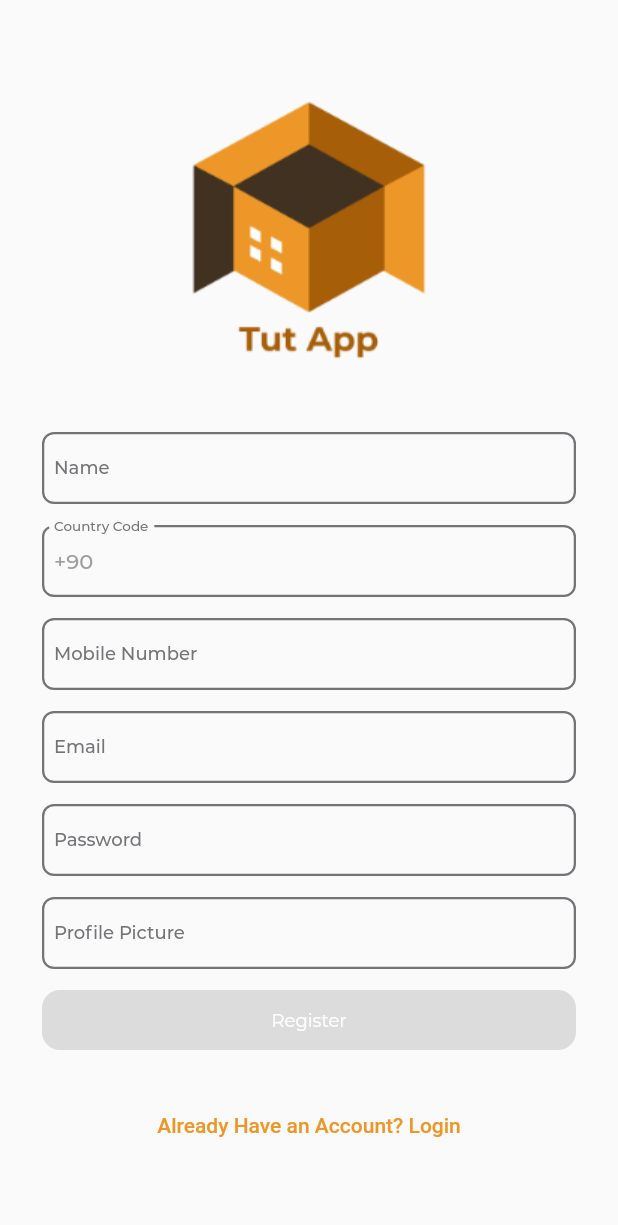
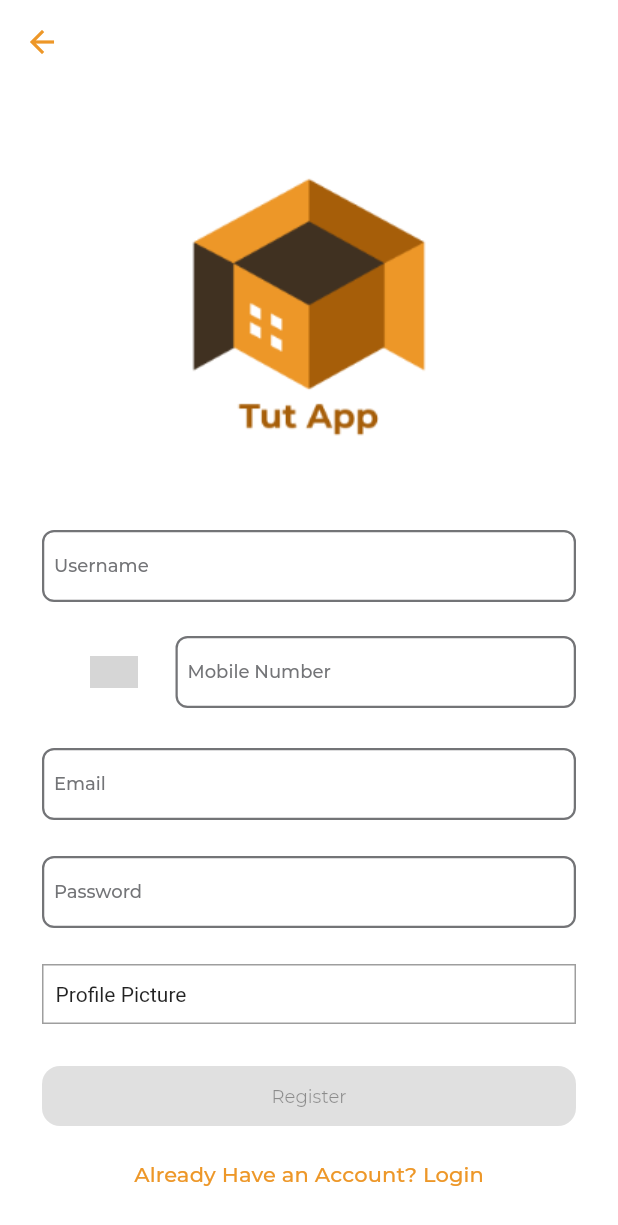
Before and after one commit to burahankrmz/fluttermvvm, a Flutter app: the RegisterView screen opened by its route, on a phone screen of 412 x 824 dp. Shown: the top 1225 px of the screen. Run offline on Flutter 3.47's test engine with Material 2 defaults, Android fonts, the phone set to English and light mode, and no system bars; drawn by our look-alikes of country_code_picker; our stand-ins replace animate_do, connectivity, dartz, device_info, dio, flutter_svg and 8 more; accounts and stored records are empty; generated files the repository leaves out were written again; network calls fail; project files that could hold a hidden picture were left out; grey boxes are pictures that could not be loaded.

Commit message:
changed register screen

```diff
--- a/lib/app/dependency_injection.dart
+++ b/lib/app/dependency_injection.dart
@@ -12,6 +12,7 @@ import 'package:flutteradvancedmvvm/presentation/authentication/forgot_password/
 import 'package:flutteradvancedmvvm/presentation/authentication/login/viewmodel/login_viewmodel.dart';
 import 'package:flutteradvancedmvvm/presentation/authentication/register/viewmodel/register_viewmodel.dart';
 import 'package:get_it/get_it.dart';
+import 'package:image_picker/image_picker.dart';
 import 'package:shared_preferences/shared_preferences.dart';
 
 final instance = GetIt.instance;
@@ -59,6 +60,7 @@ initRegisterModule() {
         .registerFactory<RegisterUsecase>(() => RegisterUsecase(instance()));
     instance.registerFactory<RegisterViewModel>(
         () => RegisterViewModel(instance()));
+    instance.registerFactory<ImagePicker>(() => ImagePicker());
   }
 }
 
--- a/lib/app/functions.dart
+++ b/lib/app/functions.dart
@@ -31,3 +31,9 @@ Future<DeviceInfo> getDeviceDetails() async {
   }
   return DeviceInfo(name, identifier, version);
 }
+
+bool isEmailValid(String email) {
+  return RegExp(
+          r"^[a-zA-Z0-9.a-zA-Z0-9.!#$%&'*+-/=?^_`{|}~]+@[a-zA-Z0-9]+\.[a-zA-Z]+")
+      .hasMatch(email);
+}
--- a/lib/domain/usecase/register_usecase.dart
+++ b/lib/domain/usecase/register_usecase.dart
@@ -18,7 +18,7 @@ class RegisterUsecase
         input.mobileNumber,
         input.email,
         input.password,
-        input.profilePicture));
+        "abc"));
   }
 }
 
--- a/lib/presentation/authentication/register/view/register_view.dart
+++ b/lib/presentation/authentication/register/view/register_view.dart
@@ -1,14 +1,20 @@
+import 'dart:io';
 import 'package:animate_do/animate_do.dart';
+import 'package:country_code_picker/country_code_picker.dart';
 import 'package:flutter/material.dart';
+import 'package:flutter/scheduler.dart';
+import 'package:flutter_svg/flutter_svg.dart';
+import 'package:flutteradvancedmvvm/app/app_prefs.dart';
 import 'package:flutteradvancedmvvm/app/dependency_injection.dart';
+import 'package:flutteradvancedmvvm/data/mapper/mapper.dart';
 import 'package:flutteradvancedmvvm/presentation/authentication/register/viewmodel/register_viewmodel.dart';
 import 'package:flutteradvancedmvvm/presentation/common/state_renderer_impl.dart';
 import 'package:flutteradvancedmvvm/presentation/resources/assets_manager.dart';
 import 'package:flutteradvancedmvvm/presentation/resources/color_manager.dart';
 import 'package:flutteradvancedmvvm/presentation/resources/routes_manager.dart';
 import 'package:flutteradvancedmvvm/presentation/resources/strings_manager.dart';
-import 'package:flutteradvancedmvvm/presentation/resources/styles_manager.dart';
 import 'package:flutteradvancedmvvm/presentation/resources/value_manager.dart';
+import 'package:image_picker/image_picker.dart';
 
 class RegisterView extends StatefulWidget {
   const RegisterView({Key? key}) : super(key: key);
@@ -20,14 +26,13 @@ class RegisterView extends StatefulWidget {
 class _RegisterViewState extends State<RegisterView> {
   final RegisterViewModel _viewModel = instance<RegisterViewModel>();
   final GlobalKey _formKey = GlobalKey<FormState>();
+  final AppPrefences _appPreferences = instance<AppPrefences>();
+  ImagePicker picker = instance<ImagePicker>();
   final TextEditingController _nameController = TextEditingController();
-  final TextEditingController _countryMobileCodeController =
-      TextEditingController();
+
   final TextEditingController _mobilePhoneController = TextEditingController();
   final TextEditingController _emailController = TextEditingController();
   final TextEditingController _passwordController = TextEditingController();
-  final TextEditingController _profilePictureController =
-      TextEditingController();
 
   _bind() {
     _viewModel.start();
@@ -35,10 +40,6 @@ class _RegisterViewState extends State<RegisterView> {
       _viewModel.setName(_nameController.text);
     });
 
-    _countryMobileCodeController.addListener(() {
-      _viewModel.setCountryMobileCode(_countryMobileCodeController.text);
-    });
-    _countryMobileCodeController.text = '+90';
     _mobilePhoneController.addListener(() {
       _viewModel.setMobileNumber(_mobilePhoneController.text);
     });
@@ -48,8 +49,13 @@ class _RegisterViewState extends State<RegisterView> {
     _passwordController.addListener(() {
       _viewModel.setPassword(_passwordController.text);
     });
-    _profilePictureController.addListener(() {
-      _viewModel.setProfilePicture(_profilePictureController.text);
+    _viewModel.isUserLoggedInSuccessfullyStreamController.stream
+        .listen((isSuccessLoggedIn) {
+      // navigate to main screen
+      SchedulerBinding.instance?.addPostFrameCallback((_) {
+        _appPreferences.setIsUserLoggedIn();
+        Navigator.of(context).pushReplacementNamed(Routes.homeRoute);
+      });
     });
   }
 
@@ -62,92 +68,78 @@ class _RegisterViewState extends State<RegisterView> {
   @override
   Widget build(BuildContext context) {
     return Scaffold(
+      backgroundColor: ColorManager.white,
+      appBar: AppBar(
+        elevation: AppSize.s0,
+        iconTheme: IconThemeData(color: ColorManager.primary),
+        backgroundColor: ColorManager.white,
+      ),
       body: StreamBuilder<FlowState>(
         stream: _viewModel.outputState,
         builder: (context, snapshot) {
-            return snapshot.data?.getScreenWidget(context, _getContentWidget(),
+          return Center(
+            child: snapshot.data?.getScreenWidget(context, _getContentWidget(),
                     () {
                   _viewModel.register();
                 }) ??
-                _getContentWidget();
-          }),
+                _getContentWidget(),
+          );
+        },
+      ),
     );
   }
 
-  Container _getContentWidget() {
+  Widget _getContentWidget() {
     return Container(
-      padding: const EdgeInsets.only(top: AppPadding.p50),
+        padding: const EdgeInsets.only(top: AppPadding.p28),
         child: SingleChildScrollView(
           child: Form(
             key: _formKey,
-          child: Form(
             child: Column(
-              children: <Widget>[
-                _buildSplashLogo(),
-                const SizedBox(
-                  height: AppSize.s14,
-                ),
-                _buildNameTextfield(),
-                const SizedBox(
-                  height: AppSize.s14,
-                ),
-                _buildCountryCodeTextfield(),
-                const SizedBox(
-                  height: AppSize.s14,
-                ),
-                _buildMobileNumberTextfield(),
-                const SizedBox(
-                  height: AppSize.s14,
-                ),
-                _buildEmailTextfield(),
-                const SizedBox(
-                  height: AppSize.s14,
-                ),
-                _buildPasswordTextfield(),
-                const SizedBox(
-                  height: AppSize.s14,
-                ),
-                _buildProfilePictureTextfield(),
-                const SizedBox(
-                  height: AppSize.s14,
-                ),
-                _buildRegisterBtn(),
-                const SizedBox(
-                  height: AppSize.s14,
-                ),
-                _buildAlreadyHaveAccountTextBtn()
+              children: [
+                _getSplashLogo(),
+                const SizedBox(height: AppSize.s28),
+                _getUsernameTextField(),
+                _getPhoneNumber(),
+                const SizedBox(height: AppSize.s12),
+                _getEmailTextField(),
+                const SizedBox(height: AppSize.s12),
+                _getPasswordTextfield(),
+                const SizedBox(height: AppSize.s12),
+                _getImagePicker(),
+                const SizedBox(height: AppSize.s28),
+                _getRegisterBtn(),
+                _getHaveAccountTextBtn()
               ],
             ),
           ),
+        ));
+  }
+
+  Widget _getHaveAccountTextBtn() {
+    return FadeInDown(
+      child: Padding(
+        padding: const EdgeInsets.only(
+          top: AppPadding.p8,
+          left: AppPadding.p28,
+          right: AppPadding.p28,
+        ),
+        child: TextButton(
+          onPressed: () {
+            Navigator.of(context).pop();
+          },
+          child: Text(AppStrings.alreadyHaveAccountTxtBtn,
+              style: Theme.of(context).textTheme.subtitle2),
         ),
       ),
     );
   }
 
-  FadeInDown _buildAlreadyHaveAccountTextBtn() {
+  Widget _getRegisterBtn() {
     return FadeInDown(
       child: Padding(
           padding: const EdgeInsets.only(
-            left: AppPadding.p28,
-            right: AppPadding.p28,
-            bottom: AppPadding.p12),
-        child: TextButton(
-          child: const Text(AppStrings.alreadyHaveAccountTxtBtn),
-          onPressed: () {
-            Navigator.pushReplacementNamed(context, Routes.loginRoute);
-          },
-        ),
-      ),
-    );
-  }
-
-  FadeInDown _buildRegisterBtn() {
-    return FadeInDown(
-      child: Padding(
-        padding: const EdgeInsets.only(
-            left: AppPadding.p28,
-            right: AppPadding.p28,
-            bottom: AppPadding.p12),
+              left: AppPadding.p28, right: AppPadding.p28),
           child: StreamBuilder<bool>(
             stream: _viewModel.outputIsAllInputsValid,
             builder: (context, snapshot) {
@@ -160,160 +152,217 @@ class _RegisterViewState extends State<RegisterView> {
                             _viewModel.register();
                           }
                         : null,
-                child: Text(
-                  AppStrings.registerBtn,
-                  style: getRegularStyle(color: ColorManager.white),
+                    child: const Text(AppStrings.registerBtn)),
+              );
+            },
+          )),
+    );
+  }
+
+  Widget _getImagePicker() {
+    return FadeInDown(
+      child: Padding(
+        padding: const EdgeInsets.only(
+            top: AppPadding.p12, left: AppPadding.p28, right: AppPadding.p28),
+        child: Container(
+          height: AppSize.s40,
+          decoration:
+              BoxDecoration(border: Border.all(color: ColorManager.lightGrey)),
+          child: GestureDetector(
+            child: _getMediaWidget(),
+            onTap: () {
+              _showPicker(context);
+            },
+          ),
         ),
       ),
     );
+  }
+
+  Widget _getPasswordTextfield() {
+    return FadeInDown(
+      child: Padding(
+        padding: const EdgeInsets.only(
+            top: AppPadding.p12, left: AppPadding.p28, right: AppPadding.p28),
+        child: StreamBuilder<String?>(
+          stream: _viewModel.outputErrorPasswordValid,
+          builder: (context, snapshot) {
+            return TextFormField(
+                keyboardType: TextInputType.visiblePassword,
+                controller: _passwordController,
+                decoration: InputDecoration(
+                    hintText: AppStrings.password,
+                    labelText: AppStrings.password,
+                    errorText: snapshot.data));
           },
         ),
       ),
     );
   }
 
-  FadeInDown _buildProfilePictureTextfield() {
+  Widget _getEmailTextField() {
     return FadeInDown(
       child: Padding(
-        padding: const EdgeInsets.symmetric(horizontal: AppPadding.p28),
-        child: StreamBuilder<bool>(
-            stream: _viewModel.outputIsProfilePictureValid,
+        padding:
+            const EdgeInsets.only(left: AppPadding.p28, right: AppPadding.p28),
+        child: StreamBuilder<String?>(
+          stream: _viewModel.outputErrorEmailValid,
           builder: (context, snapshot) {
             return TextFormField(
-                controller: _profilePictureController,
+                keyboardType: TextInputType.emailAddress,
+                controller: _emailController,
                 decoration: InputDecoration(
-                  hintText: AppStrings.profilPicture,
-                  labelText: AppStrings.profilPicture,
-                  errorText: (snapshot.data ?? true)
-                      ? null
-                      : AppStrings.profilPictureError,
+                    hintText: AppStrings.email,
+                    labelText: AppStrings.email,
+                    errorText: snapshot.data));
+          },
         ),
-              );
-            }),
       ),
     );
   }
 
-  FadeInDown _buildPasswordTextfield() {
+  Widget _getPhoneNumber() {
     return FadeInDown(
+      child: Center(
         child: Padding(
-        padding: const EdgeInsets.symmetric(horizontal: AppPadding.p28),
-        child: StreamBuilder<bool>(
-            stream: _viewModel.outputIsPasswordValid,
+          padding: const EdgeInsets.only(
+              top: AppPadding.p20,
+              left: AppPadding.p28,
+              right: AppPadding.p28,
+              bottom: AppPadding.p12),
+          child: Row(
+            children: [
+              Expanded(
+                  flex: 1,
+                  child: CountryCodePicker(
+                    onChanged: (country) {
+                      // update view model with the selected code
+                      _viewModel
+                          .setCountryMobileCode(country.dialCode ?? EMPTY);
+                    },
+                    initialSelection: "+90",
+                    showCountryOnly: true,
+                    hideMainText: true,
+                    showOnlyCountryWhenClosed: true,
+                    favorite: const ["+966", "+02", "+39"],
+                  )),
+              Expanded(
+                  flex: 3,
+                  child: StreamBuilder<String?>(
+                    stream: _viewModel.outputErrorMobileNumberValid,
                     builder: (context, snapshot) {
                       return TextFormField(
-                controller: _passwordController,
+                          keyboardType: TextInputType.phone,
+                          controller: _mobilePhoneController,
                           decoration: InputDecoration(
-                  hintText: AppStrings.password,
-                  labelText: AppStrings.password,
-                  errorText:
-                      (snapshot.data ?? true) ? null : AppStrings.passwordError,
+                              hintText: AppStrings.mobileNumber,
+                              labelText: AppStrings.mobileNumber,
+                              errorText: snapshot.data));
+                    },
+                  ))
+            ],
           ),
-              );
-            }),
+        ),
       ),
     );
   }
 
-  FadeInDown _buildEmailTextfield() {
+  Widget _getUsernameTextField() {
     return FadeInDown(
       child: Padding(
-        padding: const EdgeInsets.symmetric(horizontal: AppPadding.p28),
-        child: StreamBuilder<bool>(
-            stream: _viewModel.outputIsEmailValid,
+        padding:
+            const EdgeInsets.only(left: AppPadding.p28, right: AppPadding.p28),
+        child: StreamBuilder<String?>(
+          stream: _viewModel.outputErrorUserNameValid,
           builder: (context, snapshot) {
             return TextFormField(
-                controller: _emailController,
+                keyboardType: TextInputType.emailAddress,
+                controller: _nameController,
                 decoration: InputDecoration(
-                  hintText: AppStrings.email,
-                  labelText: AppStrings.email,
-                  errorText:
-                      (snapshot.data ?? true) ? null : AppStrings.emailError,
+                    hintText: AppStrings.userName,
+                    labelText: AppStrings.userName,
+                    errorText: snapshot.data));
+          },
         ),
-              );
-            }),
       ),
     );
   }
 
-  FadeInDown _buildMobileNumberTextfield() {
-    return FadeInDown(
-      child: Padding(
-        padding: const EdgeInsets.symmetric(horizontal: AppPadding.p28),
-        child: StreamBuilder<bool>(
-            stream: _viewModel.outputIsMobileNumberValid,
+  Widget _getSplashLogo() =>
+      FadeInDown(child: const Image(image: AssetImage(ImageAssets.splashLogo)));
+
+  Widget _getMediaWidget() {
+    return Padding(
+      padding: const EdgeInsets.only(left: AppPadding.p8, right: AppPadding.p8),
+      child: Row(
+        mainAxisAlignment: MainAxisAlignment.spaceBetween,
+        children: [
+          const Flexible(child: Text(AppStrings.profilePicture)),
+          Flexible(
+              child: StreamBuilder<File?>(
+            stream: _viewModel.outputIsProfilePictureValid,
             builder: (context, snapshot) {
-              return TextFormField(
-                controller: _mobilePhoneController,
-                decoration: InputDecoration(
-                  hintText: AppStrings.mobileNumber,
-                  labelText: AppStrings.mobileNumber,
-                  errorText: (snapshot.data ?? true)
-                      ? null
-                      : AppStrings.mobileNumberError,
-                ),
-              );
-            }),
+              return _imagePickedByUser(snapshot.data);
+            },
+          )),
+          Flexible(child: SvgPicture.asset(ImageAssets.rightArrowIc)),
+        ],
       ),
     );
   }
 
-  FadeInDown _buildCountryCodeTextfield() {
-    return FadeInDown(
-      child: Padding(
-        padding: const EdgeInsets.symmetric(horizontal: AppPadding.p28),
-        child: StreamBuilder<bool>(
-            stream: _viewModel.outputIsCountryMobileCodeValid,
-            builder: (context, snapshot) {
-              return TextFormField(
-                controller: _countryMobileCodeController,
-                decoration: InputDecoration(
-                  hintText: AppStrings.countryCode,
-                  labelText: AppStrings.countryCode,
-                  errorText: (snapshot.data ?? true)
-                      ? null
-                      : AppStrings.countryCodeError,
+  Widget _imagePickedByUser(File? image) {
+    if (image != null && image.path.isNotEmpty) {
+      return Image.file(image);
+    } else {
+      return Container();
+    }
+  }
+
+  _showPicker(BuildContext context) {
+    showModalBottomSheet(
+        context: context,
+        builder: (BuildContext context) {
+          return SafeArea(
+            child: Wrap(
+              children: [
+                ListTile(
+                  trailing: const Icon(Icons.arrow_forward),
+                  leading: const Icon(Icons.camera),
+                  title: const Text(AppStrings.photoGallery),
+                  onTap: () {
+                    _imageFormGallery();
+                    Navigator.of(context).pop();
+                  },
+                ),
+                ListTile(
+                  trailing: const Icon(Icons.arrow_forward),
+                  leading: const Icon(Icons.camera_alt_rounded),
+                  title: const Text(AppStrings.photoCamera),
+                  onTap: () {
+                    _imageFormCamera();
+                    Navigator.of(context).pop();
+                  },
+                )
+              ],
             ),
           );
-            }),
-      ),
-    );
+        });
   }
 
-  FadeInDown _buildNameTextfield() {
-    return FadeInDown(
-      child: Padding(
-        padding: const EdgeInsets.symmetric(horizontal: AppPadding.p28),
-        child: StreamBuilder<bool>(
-            stream: _viewModel.outputIsUserNameValid,
-            builder: (context, snapshot) {
-              return TextFormField(
-                controller: _nameController,
-                decoration: InputDecoration(
-                  hintText: AppStrings.name,
-                  labelText: AppStrings.name,
-                  errorText:
-                      (snapshot.data ?? true) ? null : AppStrings.nameError,
-                ),
-              );
-            }),
-      ),
-    );
+  _imageFormGallery() async {
+    var image = await picker.pickImage(source: ImageSource.gallery);
+    _viewModel.setProfilePicture(File(image?.path ?? ""));
   }
 
-  FadeInDown _buildSplashLogo() {
-    return FadeInDown(
-        child: const Image(image: AssetImage(ImageAssets.splashLogo)));
+  _imageFormCamera() async {
+    var image = await picker.pickImage(source: ImageSource.camera);
+    _viewModel.setProfilePicture(File(image?.path ?? ""));
   }
 
   @override
   void dispose() {
-    _nameController.dispose();
-    _countryMobileCodeController.dispose();
-    _mobilePhoneController.dispose();
-    _emailController.dispose();
-    _passwordController.dispose();
-    _profilePictureController.dispose();
+    _viewModel.dispose();
     super.dispose();
   }
 }
--- a/lib/presentation/resources/strings_manager.dart
+++ b/lib/presentation/resources/strings_manager.dart
@@ -52,4 +52,10 @@ class AppStrings {
   static const String loading = "Loading...";
   static const String retryAgain = "Retry Again";
   static const String ok = "Ok";
+
+  //? image picker
+  static const String photoCamera = "Camera";
+  static const String photoGallery = "Gallery";
+  static const String profilePicture = "Profile Picture";
+
 }
--- a/pubspec.yaml
+++ b/pubspec.yaml
@@ -31,6 +31,7 @@ dependencies:
   animate_do: ^2.0.0
   bloc: ^8.0.1
   connectivity: ^3.0.6
+  country_code_picker: ^2.0.2
   cupertino_icons: ^1.0.2
   dartz: ^0.10.1
   data_connection_checker: ^0.3.4
@@ -41,8 +42,8 @@ dependencies:
     sdk: flutter
   flutter_svg: ^1.0.0
   freezed: ^1.1.0
-
   get_it: ^7.2.0
+  image_picker: ^0.8.4+4
   json_annotation: ^4.4.0
   json_serializable: ^6.1.1
   lottie: ^1.2.1
@@ -54,9 +55,9 @@ dependencies:
 dev_dependencies:
   build_runner: ^2.1.5
   flutter_lints: ^1.0.0
-  freezed_annotation: ^1.1.0
   flutter_test:
     sdk: flutter
+  freezed_annotation: ^1.1.0
   retrofit_generator: ^3.0.0+2
 # For information on the generic Dart part of this file, see the
 # following page: https://dart.dev/tools/pub/pubspec
```
Also changed, not shown: lib/presentation/authentication/forgot_password/view/forgot_password_view.dart (+7 -2 lines), lib/presentation/authentication/register/viewmodel/register_viewmodel.dart (+100 -47 lines), pubspec.lock. Lines whose indentation alone changed are shown as unchanged.
